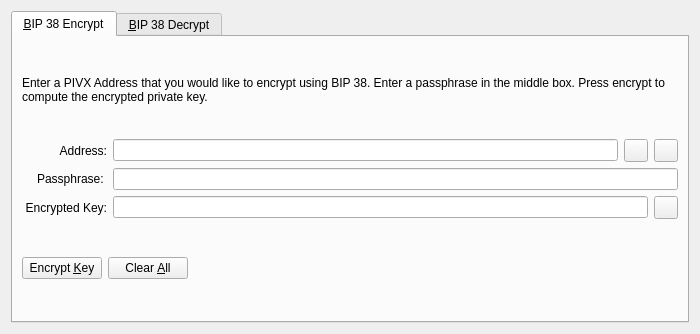
This is src/qt/forms/bip38tooldialog.ui in traficoin/traficoin as Qt 5 draws it before an edit. The edited form follows.
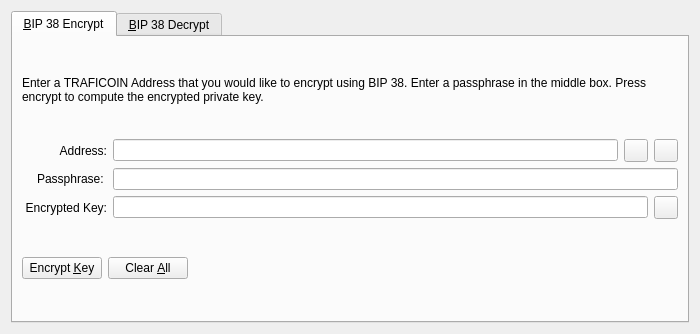
This is the edited form. The open tabs and pages were chosen to show the change. Icons and pictures are not drawn. Custom widgets are drawn as their Qt base class.

What changed in the file:
```diff
--- a/src/qt/forms/bip38tooldialog.ui
+++ b/src/qt/forms/bip38tooldialog.ui
@@ -30,7 +30,7 @@
        <item>
         <widget class="QLabel" name="infoLabel_ENC">
          <property name="text">
-          <string>Enter a PIVX Address that you would like to encrypt using BIP 38. Enter a passphrase in the middle box. Press encrypt to compute the encrypted private key.</string>
+          <string>Enter a TRAFICOIN Address that you would like to encrypt using BIP 38. Enter a passphrase in the middle box. Press encrypt to compute the encrypted private key.</string>
          </property>
          <property name="textFormat">
           <enum>Qt::PlainText</enum>
```
Left out of the diff: 22 changed lines with no effect on the pictures.
